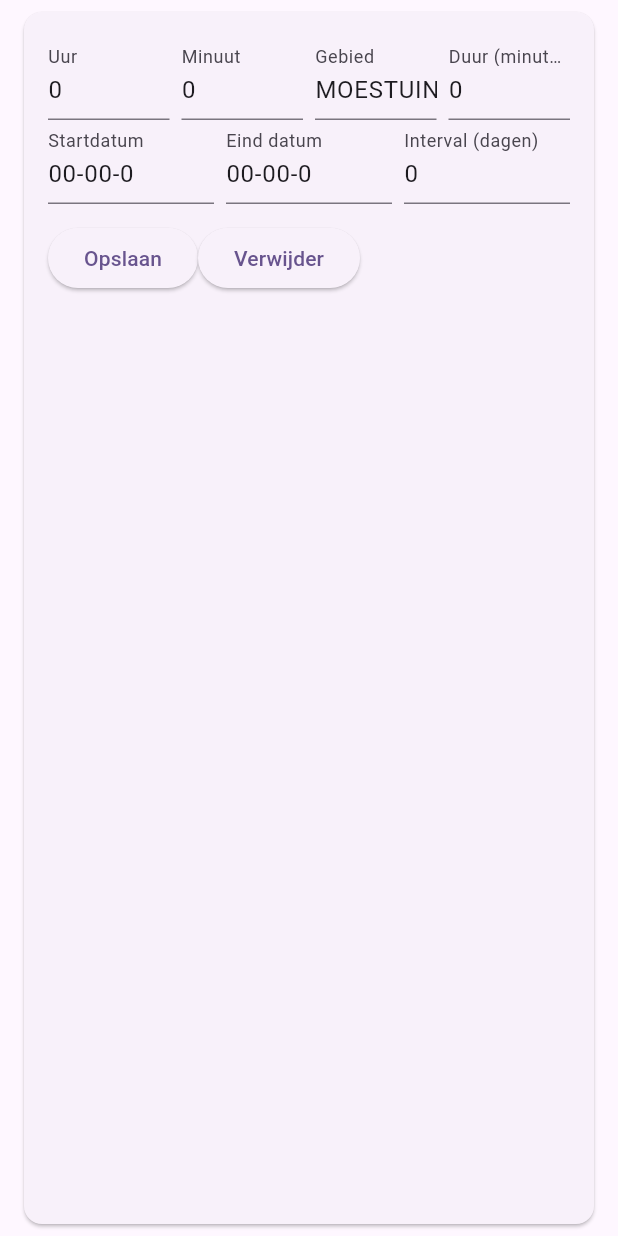
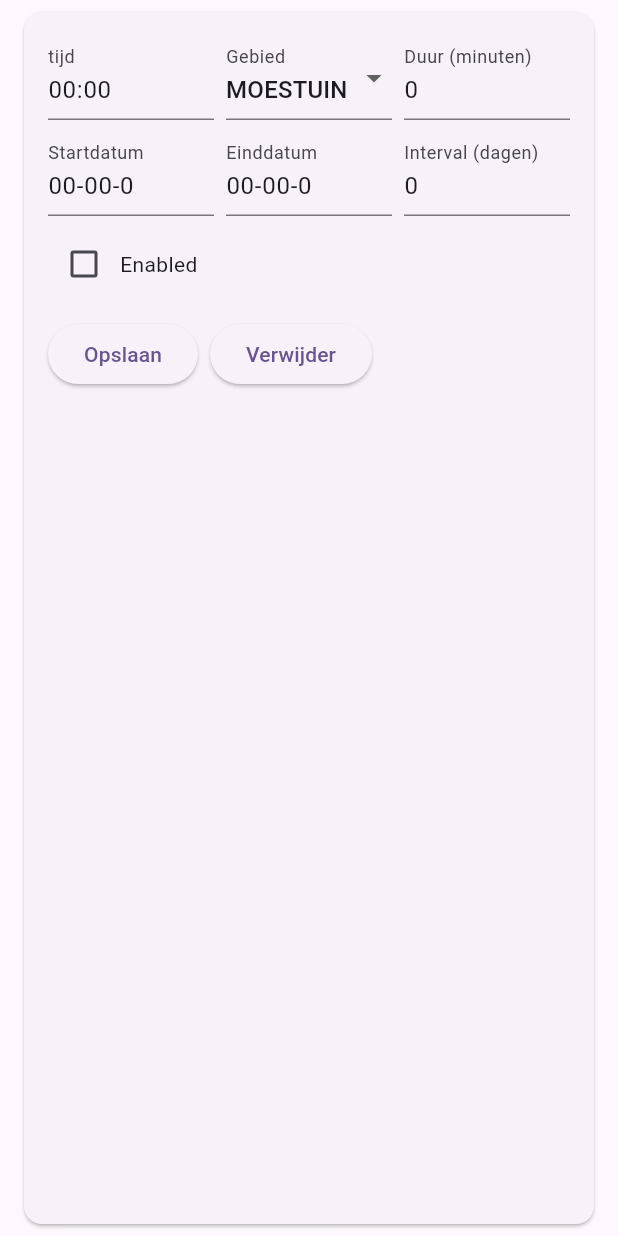
Before and after one commit to robbertvdzon/RobbertsMoestuinBeregening, a Flutter app: the ScheduleEditRow widget shown alone on an empty page, opened directly with empty values, on a phone screen of 412 x 824 dp. Run offline on Flutter 3.47's test engine with Material 3 defaults, Android fonts, the light colour scheme and no system bars; our stand-ins replace cloud_firestore, firebase_auth, firebase_core; missing offline and left inert: dart:html; accounts and stored records are empty; generated files the repository leaves out were written again; statements that could not run were skipped.

Commit message:
Robberts beregening UI

```diff
--- a/frontend/lib/ScheduleEditRow.dart
+++ b/frontend/lib/ScheduleEditRow.dart
@@ -1,6 +1,6 @@
 import 'package:flutter/material.dart';
 
-import 'model.dart';
+import 'model.dart'; // Zorg dat hierin de enum IrrigationArea staat
 
 class ScheduleEditRow extends StatefulWidget {
   final EnrichedSchedule schedule;
@@ -19,47 +19,47 @@ class ScheduleEditRow extends StatefulWidget {
 }
 
 class _ScheduleEditRowState extends State<ScheduleEditRow> {
-  late TextEditingController _hourController;
-  late TextEditingController _minuteController;
+  late TextEditingController _timeController;
   late TextEditingController _startDayController;
   late TextEditingController _endDayController;
-  late TextEditingController _areaController;
   late TextEditingController _durationController;
   late TextEditingController _intervalController;
+
+  // In plaats van een string gebruiken we direct de enum-waarde.
+  late IrrigationArea _selectedArea;
+
+  // Checkbox voor enabled.
+  late bool _enabled;
 
   @override
   void initState() {
     super.initState();
     // Vul de controllers met de initiële waarden uit schedule
-    _hourController = TextEditingController(
-      text: widget.schedule.schedule.scheduledTime.hour.toString(),
+    _timeController = TextEditingController(
+      text: widget.schedule.schedule.scheduledTime.formattedTime,
     );
-    _minuteController = TextEditingController(
-      text: widget.schedule.schedule.scheduledTime.minute.toString(),
-    );
-
     _startDayController = TextEditingController(
         text: widget.schedule.schedule.startDate.formattedDate);
     _endDayController = TextEditingController(
         text: widget.schedule.schedule.endDate?.formattedDate ?? "");
-    _areaController = TextEditingController(
-      text: widget.schedule.schedule.area.name,
-    );
     _durationController = TextEditingController(
       text: widget.schedule.schedule.duration.toString(),
     );
     _intervalController = TextEditingController(
       text: widget.schedule.schedule.daysInterval.toString(),
     );
+
+    // Initialiseer de dropdown met de huidige area (enum)
+    _selectedArea = widget.schedule.schedule.area;
+    // Initialiseer de checkbox voor enabled.
+    _enabled = widget.schedule.schedule.enabled;
   }
 
   @override
   void dispose() {
-    _hourController.dispose();
-    _minuteController.dispose();
+    _timeController.dispose();
     _startDayController.dispose();
     _endDayController.dispose();
-    _areaController.dispose();
     _durationController.dispose();
     _intervalController.dispose();
     super.dispose();
@@ -67,26 +67,32 @@ class _ScheduleEditRowState extends State<ScheduleEditRow> {
 
   void _handleDelete() {
     widget.onDelete(widget.schedule.schedule.id);
+    Navigator.pop(context);
   }
 
   void _handleSave() {
     Schedule updatedSchedule = Schedule(
       id: widget.schedule.schedule.id,
-      startDate: tryParse(_startDayController.text) ??
+      startDate: tryParseDate(_startDayController.text) ??
           widget.schedule.schedule.startDate,
-      endDate: tryParse(_endDayController.text),
-      scheduledTime: widget.schedule.schedule.scheduledTime,
-      duration: widget.schedule.schedule.duration,
-      daysInterval: widget.schedule.schedule.daysInterval,
-      area: widget.schedule.schedule.area,
-      enabled: widget.schedule.schedule.enabled,
+      endDate: tryParseDate(_endDayController.text),
+      scheduledTime: tryParseTime(_timeController.text) ??
+          widget.schedule.schedule.scheduledTime,
+      duration: int.tryParse(_durationController.text) ??
+          widget.schedule.schedule.duration,
+      daysInterval: int.tryParse(_intervalController.text) ??
+          widget.schedule.schedule.daysInterval,
+      area: _selectedArea,
+      enabled: _enabled,
     );
     widget.onSave(updatedSchedule);
+    Navigator.pop(context);
+
   }
 
   /// Probeert een string te parsen in het formaat dd-mm-yyyy.
   /// Geeft een [ScheduleDate] terug als het lukt, anders `null`.
-  static ScheduleDate? tryParse(String? input) {
+  static ScheduleDate? tryParseDate(String? input) {
     if (input == null || input.trim().isEmpty) return null;
 
     // Verwacht formaat: dd-mm-yyyy
@@ -99,11 +105,23 @@ class _ScheduleEditRowState extends State<ScheduleEditRow> {
 
     if (day == null || month == null || year == null) return null;
 
-    // Optioneel: je kunt hier nog een basis validatie toevoegen,
-    // bijvoorbeeld of de dag en maand binnen de verwachte grenzen vallen.
+    // Basis validatie
     if (day < 1 || day > 31 || month < 1 || month > 12) return null;
 
     return ScheduleDate(year: year, month: month, day: day);
+  }
+
+  static ScheduleTime? tryParseTime(String? input) {
+    if (input == null || input.trim().isEmpty) return null;
+
+    // Verwacht formaat: dd-mm-yyyy
+    final parts = input.split(':');
+    if (parts.length != 2) return null;
+
+    final hour = int.tryParse(parts[0]);
+    final minute = int.tryParse(parts[1]);
+    if (hour == null || minute == null) return null;
+    return ScheduleTime(hour: hour, minute: minute);
   }
 
   @override
@@ -115,33 +133,33 @@ class _ScheduleEditRowState extends State<ScheduleEditRow> {
         child: Column(
           crossAxisAlignment: CrossAxisAlignment.start,
           children: [
-            // Weergeef bijvoorbeeld het ID of andere info als label
+            // Eerste rij: uur, minuut, dropdown voor area en duur.
             Row(
               children: [
                 Expanded(
                   child: TextField(
-                    controller: _hourController,
-                    keyboardType: TextInputType.number,
-                    decoration: const InputDecoration(
-                      labelText: 'Uur',
-                    ),
+                    controller: _timeController,
+                    decoration: const InputDecoration(labelText: 'tijd'),
                   ),
                 ),
                 const SizedBox(width: 8),
                 Expanded(
-                  child: TextField(
-                    controller: _minuteController,
-                    keyboardType: TextInputType.number,
-                    decoration: const InputDecoration(
-                      labelText: 'Minuut',
-                    ),
-                  ),
-                ),
-                const SizedBox(width: 8),
-                Expanded(
-                  child: TextField(
-                    controller: _areaController,
+                  child: DropdownButtonFormField<IrrigationArea>(
+                    value: _selectedArea,
                     decoration: const InputDecoration(labelText: 'Gebied'),
+                    items: IrrigationArea.values.map((area) {
+                      return DropdownMenuItem<IrrigationArea>(
+                        value: area,
+                        child: Text(area.toString().split('.').last),
+                      );
+                    }).toList(),
+                    onChanged: (area) {
+                      if (area != null) {
+                        setState(() {
+                          _selectedArea = area;
+                        });
+                      }
+                    },
                   ),
                 ),
                 const SizedBox(width: 8),
@@ -155,18 +173,23 @@ class _ScheduleEditRowState extends State<ScheduleEditRow> {
                 ),
               ],
             ),
-            Row(children: [
+            const SizedBox(height: 8),
+            // Tweede rij: startdatum, einddatum en interval.
+            Row(
+              children: [
                 Expanded(
                   child: TextField(
                     controller: _startDayController,
                     decoration: const InputDecoration(labelText: 'Startdatum'),
-              )),
+                  ),
+                ),
                 const SizedBox(width: 8),
                 Expanded(
                   child: TextField(
                     controller: _endDayController,
-                decoration: const InputDecoration(labelText: 'Eind datum'),
-              )),
+                    decoration: const InputDecoration(labelText: 'Einddatum'),
+                  ),
+                ),
                 const SizedBox(width: 8),
                 Expanded(
                   child: TextField(
@@ -174,19 +197,42 @@ class _ScheduleEditRowState extends State<ScheduleEditRow> {
                     keyboardType: TextInputType.number,
                     decoration:
                         const InputDecoration(labelText: 'Interval (dagen)'),
-              )),
-            ]),
+                  ),
+                ),
+              ],
+            ),
+            const SizedBox(height: 8),
+            // Derde rij: checkbox voor enabled.
+            Row(
+              children: [
+                Checkbox(
+                  value: _enabled,
+                  onChanged: (bool? newValue) {
+                    if (newValue != null) {
+                      setState(() {
+                        _enabled = newValue;
+                      });
+                    }
+                  },
+                ),
+                const Text('Enabled'),
+              ],
+            ),
             const SizedBox(height: 12),
-            Row(children: [
+            // Vierde rij: Opslaan en Verwijder knoppen.
+            Row(
+              children: [
                 ElevatedButton(
                   onPressed: _handleSave,
                   child: const Text('Opslaan'),
                 ),
+                const SizedBox(width: 8),
                 ElevatedButton(
                   onPressed: _handleDelete,
                   child: const Text('Verwijder'),
                 ),
-            ])
+              ],
+            ),
           ],
         ),
       ),
--- a/frontend/lib/model.dart
+++ b/frontend/lib/model.dart
@@ -84,6 +84,14 @@ class ScheduleTime {
   factory ScheduleTime.fromJson(Map<String, dynamic> json) => _$ScheduleTimeFromJson(json);
 
   Map<String, dynamic> toJson() => _$ScheduleTimeToJson(this);
+
+  /// Geeft de datum terug in het formaat dd-mm-yyyy
+  String get formattedTime {
+    // Zorg dat dag en maand altijd twee cijfers hebben.
+    final String hh = hour.toString().padLeft(2, '0');
+    final String mm = minute.toString().padLeft(2, '0');
+    return "$hh:$mm";
+  }
 }
 
 // ScheduleDate class
--- a/frontend/lib/schedules.dart
+++ b/frontend/lib/schedules.dart
@@ -55,7 +55,7 @@ class _SchedulesState extends State<Schedules> {
   Widget build(BuildContext context) {
     return Scaffold(
       appBar: AppBar(
-        title: const Text('Schedules'),
+        title: const Text('Planning'),
       ),
       body: Column(
         children: <Widget>[
@@ -72,6 +72,7 @@ class _SchedulesState extends State<Schedules> {
                   return const Center(child: CircularProgressIndicator());
                 }
                 List<EnrichedSchedule> schedules = snapshot.data!.schedules;
+                schedules.sort((a, b) => a.schedule.id.compareTo(b.schedule.id));
 
                 return ListView.builder(
                   itemCount: schedules.length,
```
Lines whose indentation alone changed are shown as unchanged.
